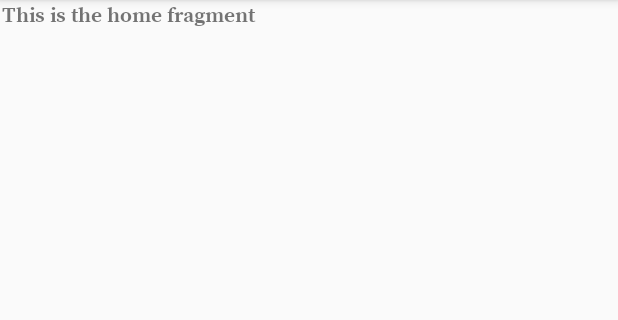
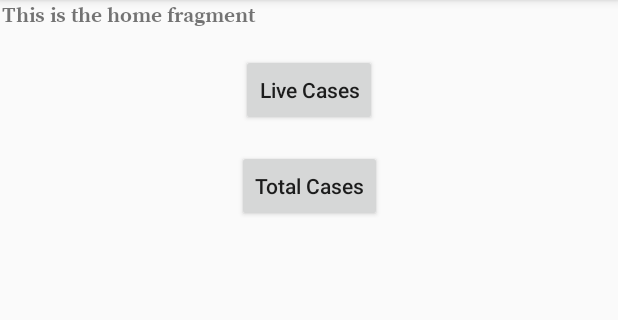
Before and after one commit to KSIH-project/KSIH-Covid19-App, an Android app: the screen it shows after launch (MainActivity), on a phone screen of 412 x 824 dp, the part 84-404 px from its top. Run offline under Robolectric (Android 15) with nearby library versions, the phone set to English and light mode, and no system bars; libraries missing offline, so code that uses them is left out: androidx.emoji.text; 4 statements that could not run were skipped.

```diff
--- a/app/src/main/java/com/android/ksih_covid_19_app/ui/home/HomeFragment.kt
+++ b/app/src/main/java/com/android/ksih_covid_19_app/ui/home/HomeFragment.kt
@@ -13,20 +13,15 @@ import kotlinx.android.synthetic.main.home_fragment.*
 /**
  * A simple [Fragment] subclass.
  */
-class HomeFragment : Fragment() {
-
-    override fun onCreateView(
-        inflater: LayoutInflater, container: ViewGroup?,
-        savedInstanceState: Bundle?
-    ): View? {
-        // Inflate the layout for this fragment
-        return inflater.inflate(R.layout.home_fragment, container, false)
-    }
+class HomeFragment : Fragment(R.layout.home_fragment) {
 
     override fun onViewCreated(view: View, savedInstanceState: Bundle?) {
         super.onViewCreated(view, savedInstanceState)
         // Todo: Remove temporary navigation
-        home_text.setOnClickListener {
+        button_total_cases.setOnClickListener {
+            findNavController(it).navigate(R.id.countryFragment)
+        }
+        button_live_cases.setOnClickListener {
             findNavController(it).navigate(R.id.liveByCountryAndStatusFragment)
         }
     }
--- a/app/src/main/java/com/android/ksih_covid_19_app/utility/Constants.kt
+++ b/app/src/main/java/com/android/ksih_covid_19_app/utility/Constants.kt
@@ -12,7 +12,7 @@ object Constants {
         return String(Character.toChars(firstLetter)) + String(Character.toChars(secondLetter))
     }
 
-    private fun percentageCase(value: Int, confirmed: Int): String {
+    fun percentageCase(value: Int, confirmed: Int): String {
         val percentage = value.toDouble().div(confirmed.toDouble()).times(100.0)
         val format = DecimalFormat("0.00")
         return format.format(percentage)
--- a/app/src/main/res/layout/home_fragment.xml
+++ b/app/src/main/res/layout/home_fragment.xml
@@ -1,5 +1,6 @@
 <?xml version="1.0" encoding="utf-8"?>
-<FrameLayout xmlns:android="http://schemas.android.com/apk/res/android"
+<androidx.constraintlayout.widget.ConstraintLayout xmlns:android="http://schemas.android.com/apk/res/android"
+    xmlns:app="http://schemas.android.com/apk/res-auto"
     xmlns:tools="http://schemas.android.com/tools"
     android:layout_width="match_parent"
     android:layout_height="match_parent"
@@ -8,8 +9,34 @@
     <TextView
         android:id="@+id/home_text"
         android:layout_width="match_parent"
-        android:layout_height="match_parent"
+        android:layout_height="wrap_content"
         android:fontFamily="@font/source_serif_pro_bold"
-        android:text="This is the home fragment" />
+        android:text="This is the home fragment"
+        app:layout_constraintEnd_toEndOf="parent"
+        app:layout_constraintStart_toStartOf="parent"
+        app:layout_constraintTop_toTopOf="parent" />
 
-</FrameLayout>
+    <Button
+        android:id="@+id/button_live_cases"
+        android:layout_width="wrap_content"
+        android:layout_height="wrap_content"
+        android:layout_marginTop="16dp"
+        android:layout_marginBottom="16dp"
+        android:text="Live Cases"
+        android:textAllCaps="false"
+        app:layout_constraintEnd_toEndOf="parent"
+        app:layout_constraintStart_toStartOf="parent"
+        app:layout_constraintTop_toBottomOf="@id/home_text" />
+
+
+    <Button
+        android:id="@+id/button_total_cases"
+        android:layout_width="wrap_content"
+        android:layout_height="wrap_content"
+        android:layout_marginTop="16dp"
+        android:text="Total Cases"
+        android:textAllCaps="false"
+        app:layout_constraintEnd_toEndOf="parent"
+        app:layout_constraintStart_toStartOf="parent"
+        app:layout_constraintTop_toBottomOf="@id/button_live_cases" />
+</androidx.constraintlayout.widget.ConstraintLayout>
```
Also changed, not shown: app/src/main/java/com/android/ksih_covid_19_app/ui/country/CountryDetailFragment.kt (added, +40 -0 lines), app/src/main/java/com/android/ksih_covid_19_app/ui/country/CountryFragment.kt (+67 -16 lines), app/src/main/java/com/android/ksih_covid_19_app/ui/country/CountryViewModel.kt (+79 -3 lines), app/src/main/java/com/android/ksih_covid_19_app/utility/adapter/CountryAdapter.kt (added, +63 -0 lines), app/src/main/res/layout/country_fragment.xml (+12 -7 lines), app/src/main/res/layout/fragment_country_detail.xml (added, +169 -0 lines), 1 other file.
